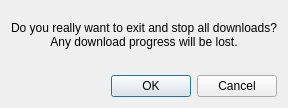
ClaudiaRaffaelli/FileDownloader, file gui/ui/Dialogs/closeApplicationDialog.ui: the form before one commit.
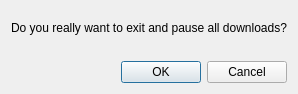
The form after the commit.

What changed in the file:
```diff
--- a/gui/ui/Dialogs/closeApplicationDialog.ui
+++ b/gui/ui/Dialogs/closeApplicationDialog.ui
@@ -54,8 +54,7 @@
          <item>
           <widget class="QLabel" name="label">
            <property name="text">
-            <string>Do you really want to exit and stop all downloads? 
-Any download progress will be lost.</string>
+            <string>Do you really want to exit and pause all downloads?</string>
            </property>
            <property name="alignment">
             <set>Qt::AlignCenter</set>
```
